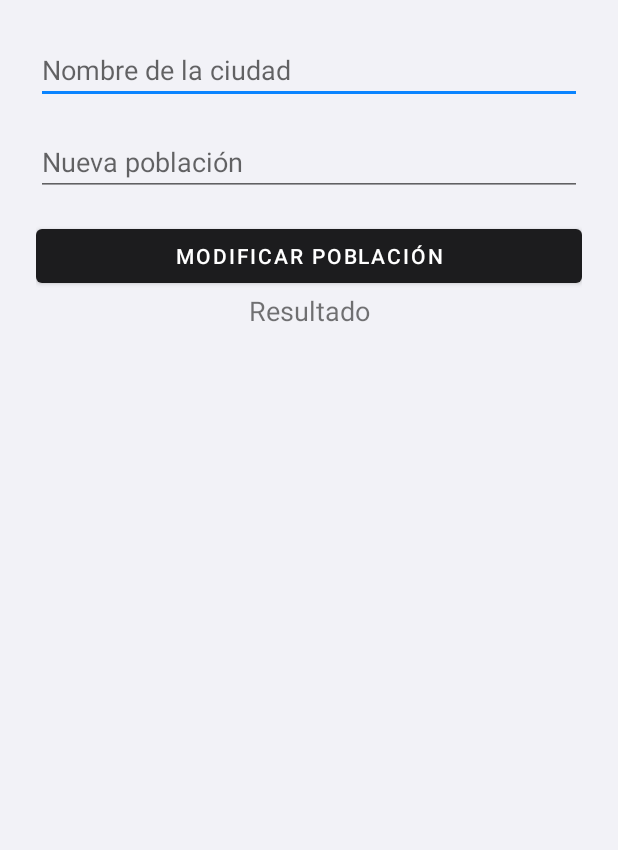
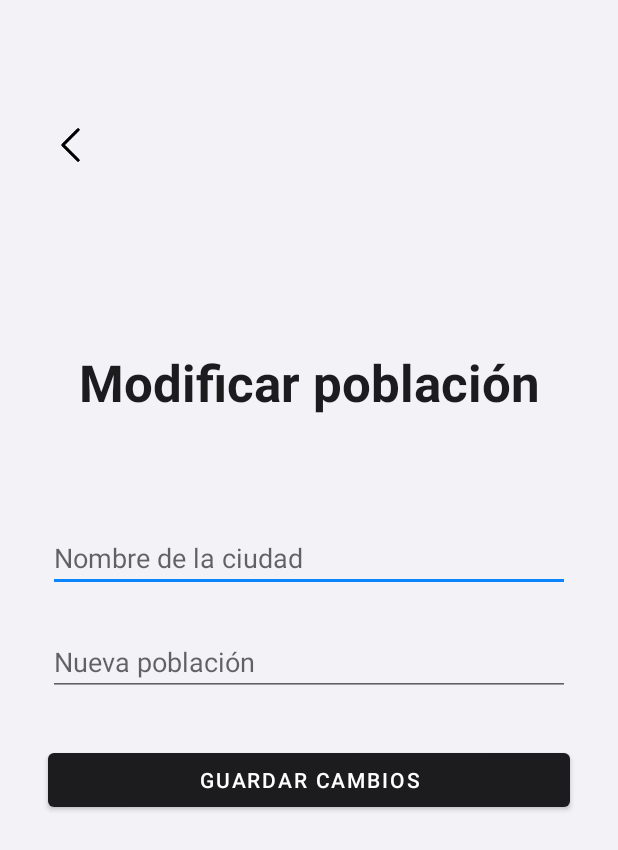
Before and after one commit to benjaelizalde/GP5-TP2_AplicacionesMoviles, an Android app: the ModificarPoblacionActivity screen opened directly, with no data from a screen before it, on a phone screen of 412 x 824 dp. Shown: the top 850 px of the screen. Run offline under Robolectric (Android 15) with nearby library versions, the phone set to English and light mode, and no system bars; our stand-ins replace Room's generated code.

Commit message:
Corrige posicion de elementos de activity_modificar_poblacion.xml y ajusta codigo de ModificarPoblacionActivity. Corrige margenes de otras actividades.xml

```diff
--- a/TP2_Capitales/app/src/main/java/com/grupo5/app2_capitales/ModificarPoblacionActivity.kt
+++ b/TP2_Capitales/app/src/main/java/com/grupo5/app2_capitales/ModificarPoblacionActivity.kt
@@ -6,6 +6,7 @@ import androidx.appcompat.app.AppCompatActivity
 import androidx.lifecycle.lifecycleScope
 import com.grupo5.app2_capitales.data.AppDatabase
 import kotlinx.coroutines.launch
+import android.view.View
 
 class ModificarPoblacionActivity : AppCompatActivity() {
 
@@ -13,6 +14,7 @@ class ModificarPoblacionActivity : AppCompatActivity() {
     private lateinit var etNuevaPoblacion: EditText
     private lateinit var btnModificarPoblacion: Button
     private lateinit var tvResultadoModificacion: TextView
+    private lateinit var ivBack: ImageView
     private lateinit var db: AppDatabase
 
     override fun onCreate(savedInstanceState: Bundle?) {
@@ -23,7 +25,13 @@ class ModificarPoblacionActivity : AppCompatActivity() {
         etNuevaPoblacion = findViewById(R.id.etNuevaPoblacion)
         btnModificarPoblacion = findViewById(R.id.btnModificarPoblacion)
         tvResultadoModificacion = findViewById(R.id.tvResultadoModificacion)
+        ivBack = findViewById(R.id.ivBack)
         db = AppDatabase.getDatabase(this)
+
+        ivBack.setOnClickListener {
+            finish()
+        }
+
 
         btnModificarPoblacion.setOnClickListener {
             val nombreCiudad = etCiudadAModificar.text.toString().trim()
@@ -42,5 +50,6 @@ class ModificarPoblacionActivity : AppCompatActivity() {
 
     private fun mostrarResultado(mensaje: String) {
         tvResultadoModificacion.text = mensaje
+        tvResultadoModificacion.visibility = View.VISIBLE
     }
 }
--- a/TP2_Capitales/app/src/main/res/layout/activity_borrar_ciudad.xml
+++ b/TP2_Capitales/app/src/main/res/layout/activity_borrar_ciudad.xml
@@ -49,7 +49,7 @@
         android:id="@+id/btnBorrarCiudad"
         android:layout_width="0dp"
         android:layout_height="wrap_content"
-        android:text="Borrar ciudad"
+        android:text="Borrar"
         android:layout_marginTop="32dp"
         android:layout_marginStart="8dp"
         android:layout_marginEnd="8dp"
--- a/TP2_Capitales/app/src/main/res/layout/activity_cargar_ciudad.xml
+++ b/TP2_Capitales/app/src/main/res/layout/activity_cargar_ciudad.xml
@@ -21,7 +21,7 @@
         android:id="@+id/tvTitulo"
         android:layout_width="wrap_content"
         android:layout_height="wrap_content"
-        android:layout_marginBottom="64dp"
+        android:layout_marginBottom="48dp"
         android:text="Nueva Ciudad Capital"
         android:textAppearance="@style/TextAppearance.AppCompat.Display1"
         android:textColor="@color/colorPrimary"
@@ -82,7 +82,7 @@
         android:id="@+id/btnAgregar"
         android:layout_width="0dp"
         android:layout_height="wrap_content"
-        android:layout_marginTop="64dp"
+        android:layout_marginTop="32dp"
         android:layout_marginStart="8dp"
         android:layout_marginEnd="8dp"
         android:text="Agregar ciudad"
@@ -96,7 +96,7 @@
         android:id="@+id/tvResultado"
         android:layout_width="0dp"
         android:layout_height="wrap_content"
-        android:layout_marginTop="16dp"
+        android:layout_marginTop="24dp"
         android:gravity="center"
         android:text="Resultado"
         android:textSize="18sp"
--- a/TP2_Capitales/app/src/main/res/layout/activity_main.xml
+++ b/TP2_Capitales/app/src/main/res/layout/activity_main.xml
@@ -83,4 +83,5 @@
         app:layout_constraintTop_toBottomOf="@id/btnBorrarPais"
         app:layout_constraintStart_toStartOf="parent"
         app:layout_constraintEnd_toEndOf="parent"/>
+
 </androidx.constraintlayout.widget.ConstraintLayout>
--- a/TP2_Capitales/app/src/main/res/layout/activity_modificar_poblacion.xml
+++ b/TP2_Capitales/app/src/main/res/layout/activity_modificar_poblacion.xml
@@ -5,13 +5,43 @@
     android:layout_height="match_parent"
     android:padding="24dp">
 
+    <ImageView
+        android:id="@+id/ivBack"
+        android:layout_width="30dp"
+        android:layout_height="25dp"
+        android:layout_marginStart="8dp"
+        android:layout_marginTop="60dp"
+        android:contentDescription="Volver"
+        app:layout_constraintStart_toStartOf="parent"
+        app:layout_constraintTop_toTopOf="parent"
+        app:srcCompat="@drawable/back" />
+
+    <TextView
+        android:id="@+id/tvTitulo"
+        android:layout_width="wrap_content"
+        android:layout_height="wrap_content"
+        android:layout_marginBottom="48dp"
+        android:text="Modificar población"
+        android:textAppearance="@style/TextAppearance.AppCompat.Display1"
+        android:textColor="@color/colorPrimary"
+        android:textStyle="bold"
+        app:layout_constraintBottom_toTopOf="@id/etCiudadAModificar"
+        app:layout_constraintEnd_toEndOf="parent"
+        app:layout_constraintStart_toStartOf="parent"
+        app:layout_constraintTop_toTopOf="parent"
+        app:layout_constraintVertical_chainStyle="packed"  />
+
     <EditText
         android:id="@+id/etCiudadAModificar"
         android:layout_width="0dp"
         android:layout_height="wrap_content"
+        android:layout_marginTop="24dp"
+        android:layout_marginStart="8dp"
+        android:layout_marginEnd="8dp"
         android:hint="Nombre de la ciudad"
         android:inputType="text"
-        app:layout_constraintTop_toTopOf="parent"
+        app:layout_constraintTop_toBottomOf="@id/tvTitulo"
+        app:layout_constraintBottom_toTopOf="@id/etNuevaPoblacion"
         app:layout_constraintStart_toStartOf="parent"
         app:layout_constraintEnd_toEndOf="parent" />
 
@@ -19,10 +49,13 @@
         android:id="@+id/etNuevaPoblacion"
         android:layout_width="0dp"
         android:layout_height="wrap_content"
+        android:layout_marginTop="24dp"
+        android:layout_marginStart="8dp"
+        android:layout_marginEnd="8dp"
         android:hint="Nueva población"
         android:inputType="number"
-        android:layout_marginTop="16dp"
         app:layout_constraintTop_toBottomOf="@id/etCiudadAModificar"
+        app:layout_constraintBottom_toTopOf="@id/btnModificarPoblacion"
         app:layout_constraintStart_toStartOf="parent"
         app:layout_constraintEnd_toEndOf="parent" />
 
@@ -30,9 +63,12 @@
         android:id="@+id/btnModificarPoblacion"
         android:layout_width="0dp"
         android:layout_height="wrap_content"
-        android:text="Modificar población"
-        android:layout_marginTop="16dp"
+        android:layout_marginTop="32dp"
+        android:layout_marginStart="8dp"
+        android:layout_marginEnd="8dp"
+        android:text="Guardar Cambios"
         app:layout_constraintTop_toBottomOf="@id/etNuevaPoblacion"
+        app:layout_constraintBottom_toTopOf="@id/tvResultadoModificacion"
         app:layout_constraintStart_toStartOf="parent"
         app:layout_constraintEnd_toEndOf="parent" />
 
@@ -40,9 +76,12 @@
         android:id="@+id/tvResultadoModificacion"
         android:layout_width="0dp"
         android:layout_height="wrap_content"
+        android:layout_marginTop="24dp"
         android:text="Resultado"
         android:textSize="18sp"
         android:gravity="center"
+        android:visibility="invisible"
+        app:layout_constraintBottom_toBottomOf="parent"
         app:layout_constraintTop_toBottomOf="@id/btnModificarPoblacion"
         app:layout_constraintStart_toStartOf="parent"
         app:layout_constraintEnd_toEndOf="parent" />
```
